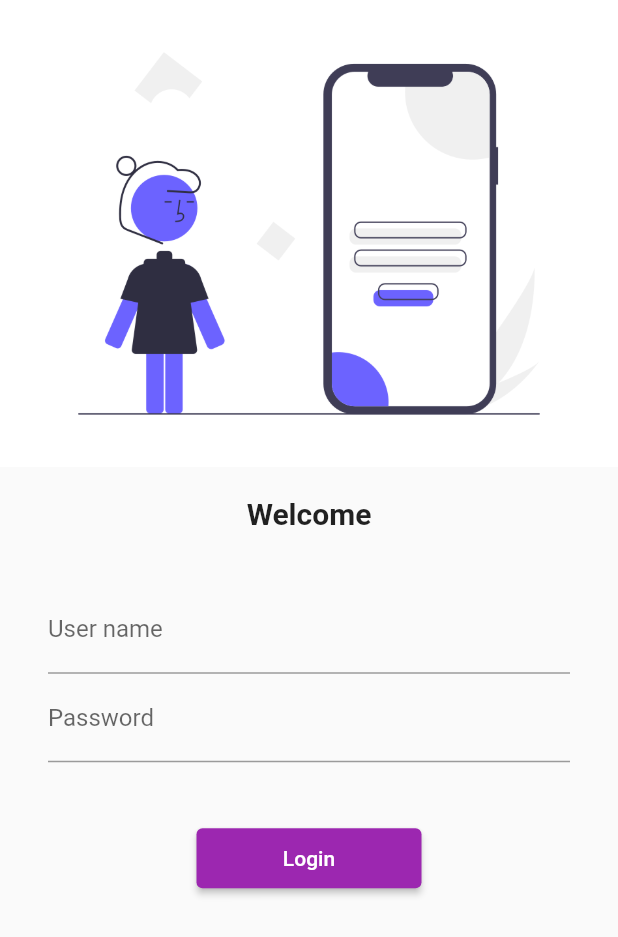
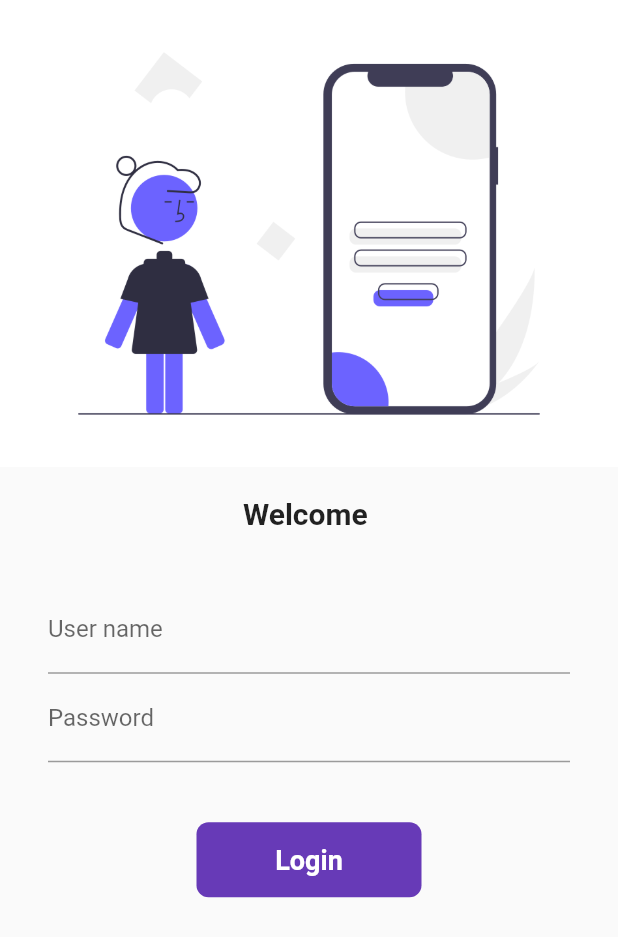
Before and after one commit to SanjukumarPukale/FlutterCatalog, a Flutter app: the screen it shows after launch, on a phone screen of 412 x 824 dp. Shown: the top 937 px of the screen. Run offline on Flutter 3.47's test engine with Material 2 defaults, Android fonts, the phone set to English and light mode, and no system bars; our stand-ins replace google_fonts.

Commit message:
Animated button by using AnimatedContainer, InkWell

```diff
--- a/lib/pages/login_page.dart
+++ b/lib/pages/login_page.dart
@@ -1,8 +1,16 @@
 import 'package:flutter/material.dart';
 import 'package:flutter_catalog/utils/routes.dart';
 
-class LoginPage extends StatelessWidget {
+class LoginPage extends StatefulWidget {
   const LoginPage({ Key? key }) : super(key: key);
+
+  @override
+  State<LoginPage> createState() => _LoginPageState();
+}
+
+class _LoginPageState extends State<LoginPage> {
+  String name = '';
+  bool changeButton = false;
 
   @override
   Widget build(BuildContext context) {
@@ -16,7 +24,7 @@ class LoginPage extends StatelessWidget {
              SizedBox(
                height: 20,         // It will give some space between image and text in vertical
              ),
-             Text('Welcome', style: TextStyle(
+             Text('Welcome $name', style: TextStyle(
                fontSize: 20,
                fontWeight: FontWeight.bold,
              ),
@@ -32,7 +40,15 @@ class LoginPage extends StatelessWidget {
                  decoration: InputDecoration(
                    hintText: 'Enter user name',
                    labelText: 'User name'
+
                  ),
+
+                 onChanged: (value){
+                   name = value;
+                   setState(() {
+
+                   });
+                 },
                ),
                TextFormField(
                  obscureText: true,
@@ -40,20 +56,51 @@ class LoginPage extends StatelessWidget {
                    hintText: 'Enter password',
                    labelText: 'Password'
                  ),
+
                ),
                SizedBox(
                height: 40,
              ),
 
-             ElevatedButton(
-               onPressed: (){
-                  Navigator.pushNamed(context, MyRoutes.homeRoute);
+             InkWell(
+               splashColor: Colors.red,
+               onTap: () async {
+                 setState(() {
+                   changeButton = true;
+                 });
+
+                 await Future.delayed(Duration(seconds: 1));       // It will wait for one second
+                 Navigator.pushNamed(context, MyRoutes.homeRoute);  // After this will execute, it will navigate to home page
                },
-               child: Text('Login'),
-               style: TextButton.styleFrom(
-                 minimumSize: Size(150, 40),
-               ),
-               ),
+               child: AnimatedContainer(
+                 duration: Duration(seconds: 1),
+                 width: changeButton ? 50 : 150,
+                 height: 50,
+                 alignment: Alignment.center,
+                 child: changeButton ? Icon(Icons.done, color: Colors.white,) : Text('Login',
+                  style: TextStyle(
+                    color: Colors.white,
+                    fontWeight: FontWeight.bold,
+                    fontSize: 18,
+                  ),
+                ),
+                decoration: BoxDecoration(
+                 color: Colors.deepPurple,
+                //  shape: changeButton ? BoxShape.circle : BoxShape.rectangle,
+                borderRadius: BorderRadius.circular(changeButton ? 50 : 8),
+                ),
+                        ),
+             )
+
+            //  ElevatedButton(
+            //    onPressed: (){
+            //       Navigator.pushNamed(context, MyRoutes.homeRoute);
+            //    },
+            //    child: Text('Login'),
+            //    style: TextButton.styleFrom(
+            //      minimumSize: Size(150, 40),
+            //    ),
+            //    ),
                  ],
                ),
              )
```
